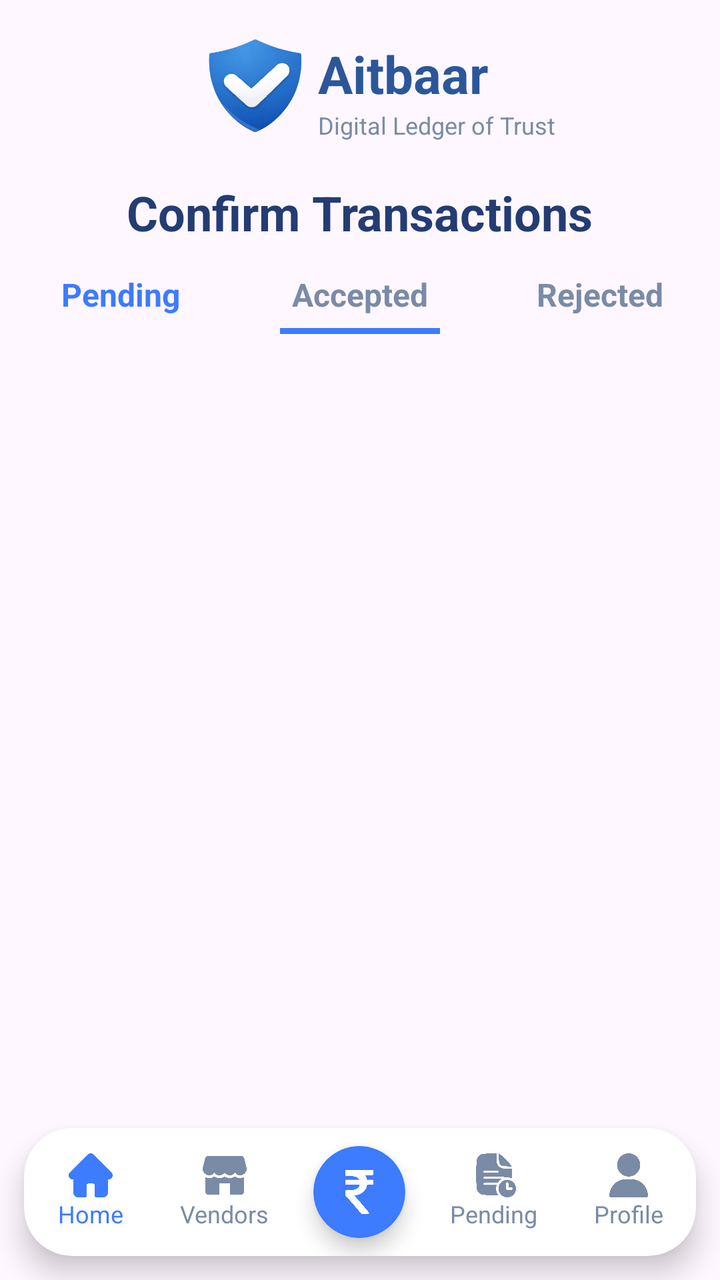
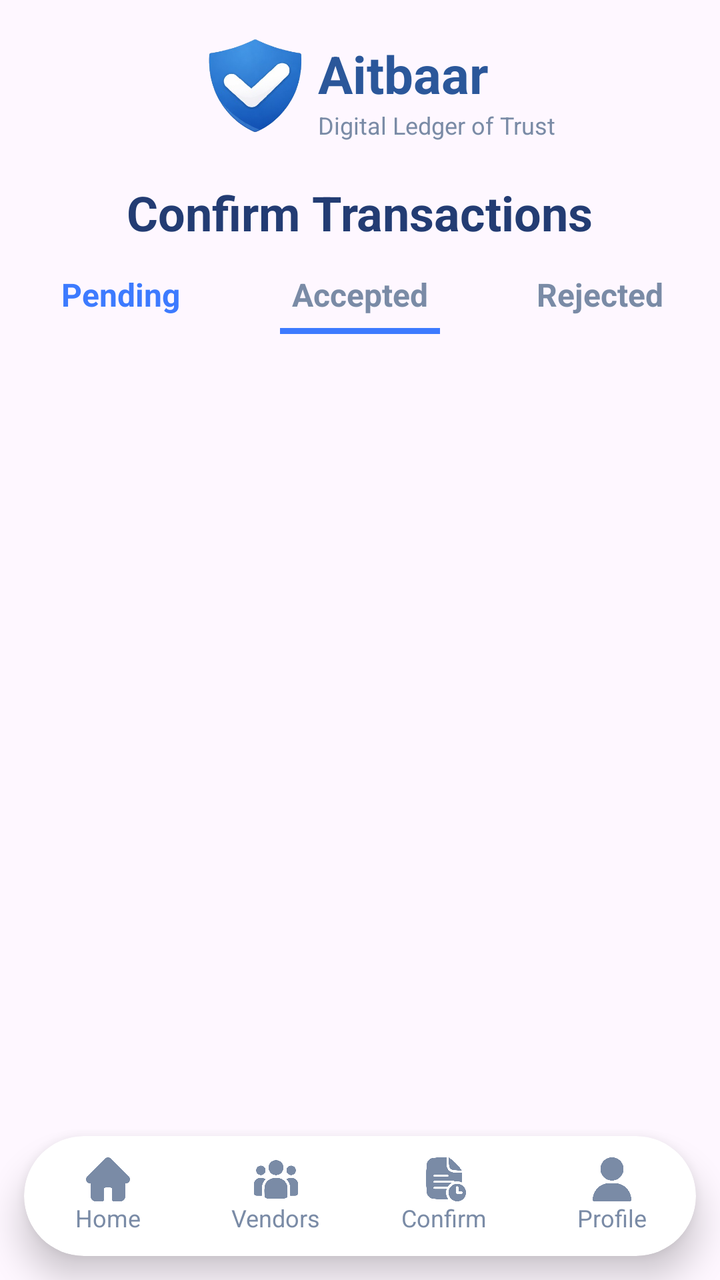

Before-and-after screenshots of an Android layout around one commit, followed by the original layout XML and the change that was made.
<!-- AndroidManifest.xml: application theme Theme.Aitbaar -->
<!-- res/layout/fragment_confirm2.xml -->
<?xml version="1.0" encoding="utf-8"?>
<FrameLayout xmlns:android="http://schemas.android.com/apk/res/android"
    xmlns:tools="http://schemas.android.com/tools"
    android:layout_width="match_parent"
    android:layout_height="match_parent"
    xmlns:app="http://schemas.android.com/apk/res-auto"
    tools:context=".ui.customer.confirm.ConfirmFragment">

    <androidx.constraintlayout.widget.ConstraintLayout
        android:layout_width="match_parent"
        android:layout_height="match_parent">

        

        <LinearLayout
            android:id="@+id/topHeader"
            android:layout_width="wrap_content"
            android:layout_height="wrap_content"
            android:gravity="center"
            android:orientation="horizontal"
            app:layout_constraintEnd_toEndOf="parent"
            app:layout_constraintStart_toStartOf="parent"
            app:layout_constraintTop_toTopOf="parent">

            <ImageView
                android:layout_width="90dp"
                android:layout_height="90dp"
                android:src="@drawable/shield_aitbaar" />

            <LinearLayout
                android:layout_width="wrap_content"
                android:layout_height="wrap_content"
                android:layout_marginStart="-14dp"
                android:orientation="vertical">

                <TextView
                    android:layout_width="wrap_content"
                    android:layout_height="wrap_content"
                    android:text="Aitbaar"
                    android:textColor="#2B579A"
                    android:textSize="26sp"
                    android:textStyle="bold" />

                <TextView
                    android:layout_width="wrap_content"
                    android:layout_height="wrap_content"
                    android:text="Digital Ledger of Trust"
                    android:textColor="#7A8BA6"
                    android:textSize="12sp" />
            </LinearLayout>
        </LinearLayout>


        

        <TextView
            android:id="@+id/tvTitle"
            android:layout_width="wrap_content"
            android:layout_height="wrap_content"
            android:text="Confirm Transactions"
            android:textColor="#233C73"
            android:textSize="24sp"
            android:textStyle="bold"
            app:layout_constraintEnd_toEndOf="parent"
            app:layout_constraintStart_toStartOf="parent"
            app:layout_constraintTop_toBottomOf="@id/topHeader" />


        

        <LinearLayout
            android:id="@+id/tabContainer"
            android:layout_width="0dp"
            android:layout_height="wrap_content"
            android:layout_marginTop="14dp"
            android:gravity="center"
            android:orientation="horizontal"
            app:layout_constraintEnd_toEndOf="parent"
            app:layout_constraintStart_toStartOf="parent"
            app:layout_constraintTop_toBottomOf="@id/tvTitle">

            <TextView
                android:id="@+id/tabPending"
                android:layout_width="0dp"
                android:layout_height="wrap_content"
                android:layout_weight="1"
                android:gravity="center"
                android:text="Pending"
                android:textColor="#3D7BFF"
                android:textSize="16sp"
                android:textStyle="bold" />

            <TextView
                android:id="@+id/tabAccepted"
                android:layout_width="0dp"
                android:layout_height="wrap_content"
                android:layout_weight="1"
                android:gravity="center"
                android:text="Accepted"
                android:textStyle="bold"
                android:textColor="#7A8BA6"
                android:textSize="16sp" />

            <TextView
                android:id="@+id/tabRejected"
                android:layout_width="0dp"
                android:layout_height="wrap_content"
                android:layout_weight="1"
                android:gravity="center"
                android:text="Rejected"
                android:textStyle="bold"
                android:textColor="#7A8BA6"
                android:textSize="16sp" />
        </LinearLayout>

        
        <View
            android:id="@+id/tabIndicator"
            android:layout_width="80dp"
            android:layout_height="3dp"
            android:layout_marginTop="6dp"
            android:background="#3D7BFF"
            app:layout_constraintEnd_toEndOf="parent"
            app:layout_constraintStart_toStartOf="parent"
            app:layout_constraintTop_toBottomOf="@id/tabContainer" />


        

        <androidx.recyclerview.widget.RecyclerView
            android:id="@+id/rvConfirmTransactions"
            android:layout_width="0dp"
            android:layout_height="0dp"
            android:clipToPadding="false"
            android:paddingHorizontal="12dp"
            app:layout_constraintBottom_toTopOf="@id/customerBottomNav"
            app:layout_constraintEnd_toEndOf="parent"
            app:layout_constraintStart_toStartOf="parent"
            app:layout_constraintTop_toBottomOf="@id/tabIndicator" />


        
        <androidx.cardview.widget.CardView
            android:id="@+id/customerBottomNav"
            android:layout_margin="12dp"
            android:layout_width="0dp"
            android:layout_height="64dp"
            app:cardBackgroundColor="#FFFFFF"
            app:cardCornerRadius="24dp"
            app:cardElevation="8dp"
            app:layout_constraintBottom_toBottomOf="parent"
            app:layout_constraintEnd_toEndOf="parent"
            app:layout_constraintStart_toStartOf="parent">

            <LinearLayout
                android:layout_width="match_parent"
                android:layout_height="match_parent"
                android:gravity="center"
                android:orientation="horizontal"
                android:weightSum="5">

                <LinearLayout
                    android:layout_width="0dp"
                    android:layout_height="match_parent"
                    android:layout_weight="1"
                    android:gravity="center"
                    android:orientation="vertical">

                    <ImageView
                        android:layout_width="22dp"
                        android:layout_height="22dp"
                        android:src="@drawable/home"
                        app:tint="#3D7BFF" />

                    <TextView
                        android:layout_width="wrap_content"
                        android:layout_height="wrap_content"
                        android:text="Home"
                        android:textColor="#3D7BFF"
                        android:textSize="12sp" />
                </LinearLayout>

                <LinearLayout
                    android:layout_width="0dp"
                    android:layout_height="match_parent"
                    android:layout_weight="1"
                    android:gravity="center"
                    android:orientation="vertical">

                    <ImageView
                        android:layout_width="22dp"
                        android:layout_height="22dp"
                        android:src="@drawable/shop"
                        app:tint="#7A8BA6" />

                    <TextView
                        android:layout_width="wrap_content"
                        android:layout_height="wrap_content"
                        android:text="Vendors"
                        android:textColor="#7A8BA6"
                        android:textSize="12sp" />
                </LinearLayout>

                <androidx.cardview.widget.CardView
                    android:layout_width="0dp"
                    android:layout_height="match_parent"
                    android:layout_weight="1"
                    app:cardBackgroundColor="@android:color/transparent"
                    app:cardElevation="0dp">

                    <FrameLayout
                        android:layout_width="match_parent"
                        android:layout_height="match_parent"
                        android:foregroundGravity="center">

                        <androidx.cardview.widget.CardView
                            android:layout_width="46dp"
                            android:layout_height="46dp"
                            android:layout_gravity="center"
                            app:cardBackgroundColor="#3D7BFF"
                            app:cardCornerRadius="28dp"
                            app:cardElevation="6dp">

                            <ImageView
                                android:layout_width="22dp"
                                android:layout_height="22dp"
                                android:layout_gravity="center"
                                android:src="@drawable/rupee_indian"
                                app:tint="#FFFFFF" />
                        </androidx.cardview.widget.CardView>
                    </FrameLayout>
                </androidx.cardview.widget.CardView>

                <LinearLayout
                    android:layout_width="0dp"
                    android:layout_height="match_parent"
                    android:layout_weight="1"
                    android:gravity="center"
                    android:orientation="vertical">

                    <ImageView
                        android:layout_width="22dp"
                        android:layout_height="22dp"
                        android:src="@drawable/pending"
                        app:tint="#7A8BA6" />

                    <TextView
                        android:layout_width="wrap_content"
                        android:layout_height="wrap_content"
                        android:text="Pending"
                        android:textColor="#7A8BA6"
                        android:textSize="12sp" />
                </LinearLayout>

                <LinearLayout
                    android:layout_width="0dp"
                    android:layout_height="match_parent"
                    android:layout_weight="1"
                    android:gravity="center"
                    android:orientation="vertical">

                    <ImageView
                        android:layout_width="22dp"
                        android:layout_height="22dp"
                        android:src="@drawable/profile_user"
                        app:tint="#7A8BA6" />

                    <TextView
                        android:layout_width="wrap_content"
                        android:layout_height="wrap_content"
                        android:text="Profile"
                        android:textColor="#7A8BA6"
                        android:textSize="12sp" />
                </LinearLayout>

            </LinearLayout>
        </androidx.cardview.widget.CardView>

    </androidx.constraintlayout.widget.ConstraintLayout>

</FrameLayout>
<!-- resources referenced by this layout -->
<resources>
  <!-- drawable home: png bitmap (drawable, 6624 bytes) -->
  <!-- drawable pending: png bitmap (drawable, 14109 bytes) -->
  <!-- drawable profile_user: png bitmap (drawable, 9600 bytes) -->
  <!-- drawable rupee_indian: png bitmap (drawable, 5165 bytes) -->
  <!-- drawable shield_aitbaar: png bitmap (drawable, 76209 bytes) -->
  <!-- drawable shop: png bitmap (drawable, 8061 bytes) -->
  <style name="Theme.Aitbaar" parent="Base.Theme.Aitbaar" />
  <style name="Base.Theme.Aitbaar" parent="Theme.Material3.Light.NoActionBar">
          
          
      </style>
</resources>

<!-- the commit's change to res/layout/fragment_confirm2.xml (unified diff, before → after) -->
@@ -142,12 +142,12 @@
         
         <androidx.cardview.widget.CardView
             android:id="@+id/customerBottomNav"
+            android:layout_width="0dp"
+            android:layout_height="60dp"
             android:layout_margin="12dp"
-            android:layout_width="0dp"
-            android:layout_height="64dp"
             app:cardBackgroundColor="#FFFFFF"
-            app:cardCornerRadius="24dp"
-            app:cardElevation="8dp"
+            app:cardCornerRadius="30dp"
+            app:cardElevation="10dp"
             app:layout_constraintBottom_toBottomOf="parent"
             app:layout_constraintEnd_toEndOf="parent"
             app:layout_constraintStart_toStartOf="parent">
@@ -157,40 +157,45 @@
                 android:layout_height="match_parent"
                 android:gravity="center"
                 android:orientation="horizontal"
-                android:weightSum="5">
-
-                <LinearLayout
-                    android:layout_width="0dp"
-                    android:layout_height="match_parent"
-                    android:layout_weight="1"
-                    android:gravity="center"
-                    android:orientation="vertical">
-
-                    <ImageView
+                android:weightSum="4">
+
+                
+                <LinearLayout
+                    android:id="@+id/tabHome"
+                    android:layout_width="0dp"
+                    android:layout_height="match_parent"
+                    android:layout_weight="1"
+                    android:gravity="center"
+                    android:orientation="vertical">
+
+                    <ImageView
+                        android:id="@+id/iconHome"
                         android:layout_width="22dp"
                         android:layout_height="22dp"
                         android:src="@drawable/home"
-                        app:tint="#3D7BFF" />
+                        app:tint="#7A8BA6" />
 
                     <TextView
                         android:layout_width="wrap_content"
                         android:layout_height="wrap_content"
                         android:text="Home"
-                        android:textColor="#3D7BFF"
-                        android:textSize="12sp" />
-                </LinearLayout>
-
-                <LinearLayout
-                    android:layout_width="0dp"
-                    android:layout_height="match_parent"
-                    android:layout_weight="1"
-                    android:gravity="center"
-                    android:orientation="vertical">
-
-                    <ImageView
-                        android:layout_width="22dp"
-                        android:layout_height="22dp"
-                        android:src="@drawable/shop"
+                        android:textColor="#7A8BA6"
+                        android:textSize="12sp" />
+                </LinearLayout>
+
+                
+                <LinearLayout
+                    android:id="@+id/tabCustomers"
+                    android:layout_width="0dp"
+                    android:layout_height="match_parent"
+                    android:layout_weight="1"
+                    android:gravity="center"
+                    android:orientation="vertical">
+
+                    <ImageView
+                        android:layout_width="22dp"
+                        android:layout_height="22dp"
+                        android:src="@drawable/customer"
                         app:tint="#7A8BA6" />
 
                     <TextView
@@ -201,37 +206,9 @@
                         android:textSize="12sp" />
                 </LinearLayout>
 
-                <androidx.cardview.widget.CardView
-                    android:layout_width="0dp"
-                    android:layout_height="match_parent"
-                    android:layout_weight="1"
-                    app:cardBackgroundColor="@android:color/transparent"
-                    app:cardElevation="0dp">
-
-                    <FrameLayout
-                        android:layout_width="match_parent"
-                        android:layout_height="match_parent"
-                        android:foregroundGravity="center">
-
-                        <androidx.cardview.widget.CardView
-                            android:layout_width="46dp"
-                            android:layout_height="46dp"
-                            android:layout_gravity="center"
-                            app:cardBackgroundColor="#3D7BFF"
-                            app:cardCornerRadius="28dp"
-                            app:cardElevation="6dp">
-
-                            <ImageView
-                                android:layout_width="22dp"
-                                android:layout_height="22dp"
-                                android:layout_gravity="center"
-                                android:src="@drawable/rupee_indian"
-                                app:tint="#FFFFFF" />
-                        </androidx.cardview.widget.CardView>
-                    </FrameLayout>
-                </androidx.cardview.widget.CardView>
-
-                <LinearLayout
+                
+                <LinearLayout
+                    android:id="@+id/tabConfirm"
                     android:layout_width="0dp"
                     android:layout_height="match_parent"
                     android:layout_weight="1"
@@ -247,12 +224,14 @@
                     <TextView
                         android:layout_width="wrap_content"
                         android:layout_height="wrap_content"
-                        android:text="Pending"
-                        android:textColor="#7A8BA6"
-                        android:textSize="12sp" />
-                </LinearLayout>
-
-                <LinearLayout
+                        android:text="Confirm"
+                        android:textColor="#7A8BA6"
+                        android:textSize="12sp" />
+                </LinearLayout>
+
+                
+                <LinearLayout
+                    android:id="@+id/tabProfile"
                     android:layout_width="0dp"
                     android:layout_height="match_parent"
                     android:layout_weight="1"
<!-- resource entries referenced after the edit -->
@@ -1,11 +1,10 @@
 <!-- resources referenced by this layout -->
 <resources>
+  <!-- drawable customer: png bitmap (drawable, 12714 bytes) -->
   <!-- drawable home: png bitmap (drawable, 6624 bytes) -->
   <!-- drawable pending: png bitmap (drawable, 14109 bytes) -->
   <!-- drawable profile_user: png bitmap (drawable, 9600 bytes) -->
-  <!-- drawable rupee_indian: png bitmap (drawable, 5165 bytes) -->
   <!-- drawable shield_aitbaar: png bitmap (drawable, 76209 bytes) -->
-  <!-- drawable shop: png bitmap (drawable, 8061 bytes) -->
   <style name="Theme.Aitbaar" parent="Base.Theme.Aitbaar" />
   <style name="Base.Theme.Aitbaar" parent="Theme.Material3.Light.NoActionBar">
           
